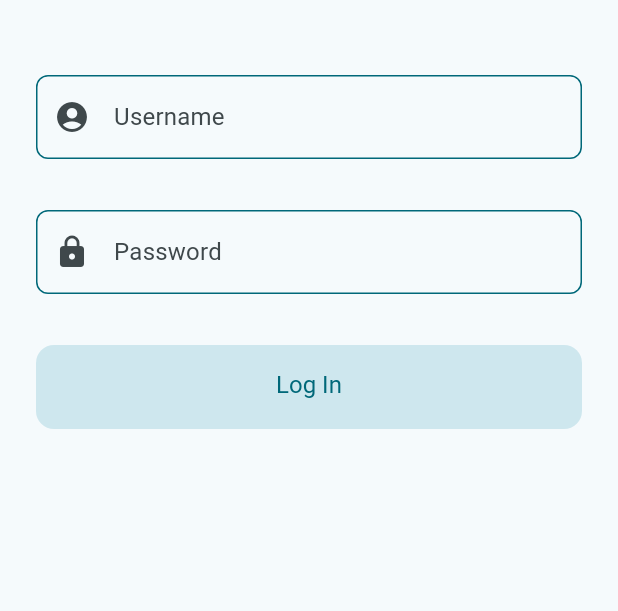
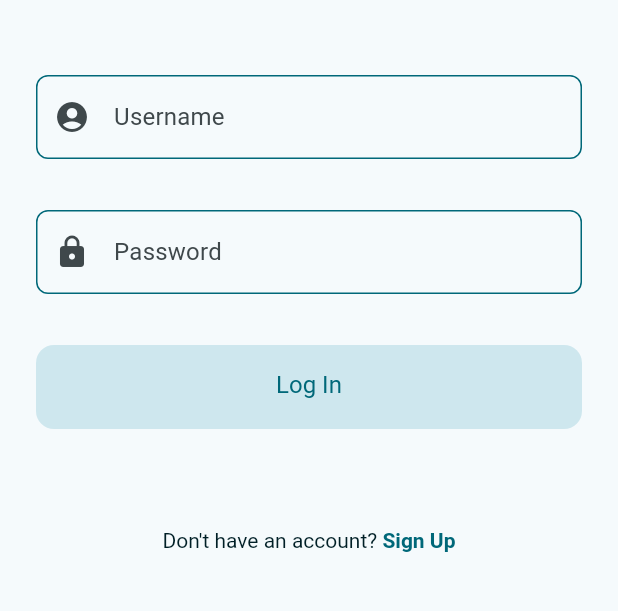
Before and after one commit to Gulced/todoapp_flutter, a Flutter app: the screen it shows after launch, on a phone screen of 412 x 824 dp, the part 375-986 px from its top. Run offline on Flutter 3.47's test engine with Material 3 defaults, Android fonts, the phone set to English and light mode, and no system bars; our stand-ins replace dartz, dio, equatable, flutter_bloc, flutter_secure_storage, flutter_svg and 8 more; generated files the repository leaves out were written again.

Commit message:
LogIn sayfasına Kayıt yapmışsa kayıt yapması için bir TextButton eklendi

```diff
--- a/lib/core/l10n/app_en.arb
+++ b/lib/core/l10n/app_en.arb
@@ -51,9 +51,24 @@
         }
     },
 
+    "authNoAccount": "Don't have an account?",
+    "@authNoAccount": {
+        "description": "Prompt asking if the user doesn't have an account on the LogIn page"
+    },
+
+    "authAlreadyAccount": "Have an account already?",
+    "@authAlreadyAccount": {
+        "description": "Prompt asking if the user already has an account on the SignUp page"
+    },
+
     "authButtonLogIn": "Log In",
     "@authButtonLogIn": {
         "description": "Login button text"
+    },
+
+    "authButtonSignUp": "Sign Up",
+    "@authButtonSignUp": {
+        "description": "Button text for signing up on the SignUp page"
     },
 
     "authButtonLogOut": "Log Out",
--- a/lib/core/l10n/app_tr.arb
+++ b/lib/core/l10n/app_tr.arb
@@ -51,9 +51,24 @@
         }
     },
 
+    "authNoAccount": "Henüz bir hesabın yok mu?",
+    "@authNoAccount": {
+        "description": "Giriş sayfasında kullanıcının hesabı olup olmadığını soran mesaj"
+    },
+
+    "authAlreadyAccount": "Zaten bir hesabın var mı?",
+    "@authAlreadyAccount": {
+        "description": "Kayıt olma sayfasında kullanıcının zaten hesabı olup olmadığını soran mesaj"
+    },
+
     "authButtonLogIn": "Giriş Yap",
     "@authButtonLogIn": {
         "description": "Giriş butonu metni"
+    },
+
+    "authButtonSignUp": "Kaydol",
+    "@authButtonSignUp": {
+        "description": "Kayıt olma sayfasında kayıt olma butonu metni"
     },
 
     "authButtonLogOut": "Çıkış Yap",
--- a/lib/core/widgets/app_button.dart
+++ b/lib/core/widgets/app_elevated_button.dart
@@ -1,6 +1,4 @@
 import 'package:flutter/material.dart';
-
-import '/core/core.dart';
 
 ///
 class AppElevatedButton extends StatelessWidget {
@@ -75,7 +73,7 @@ class AppElevatedButton extends StatelessWidget {
         textStyle: onPressed == null
             ? WidgetStateProperty.all(
                 TextStyle(
-                  color: AppTheme.lightScheme.onSecondary,
+                  color: Theme.of(context).colorScheme.onSecondary,
                 ),
               )
             : WidgetStateProperty.all(
@@ -85,23 +83,23 @@ class AppElevatedButton extends StatelessWidget {
         /// Text'in Rengi
         foregroundColor: onPressed == null
             ? WidgetStateProperty.all(
-                AppTheme.lightScheme.primary,
+                Theme.of(context).colorScheme.primary,
               )
 
             /// Etkin Olduğunda
             : WidgetStateProperty.all(
-                AppTheme.lightScheme.onPrimary,
+                Theme.of(context).colorScheme.onPrimary,
               ),
 
         ///  Butonun Arka Plan rengi
         backgroundColor: onPressed == null
             ? WidgetStateProperty.all(
-                AppTheme.lightScheme.secondaryContainer,
+                Theme.of(context).colorScheme.secondaryContainer,
               )
 
             /// Etkin Olduğunda
             : WidgetStateProperty.all(
-                AppTheme.lightScheme.primary,
+                Theme.of(context).colorScheme.primary,
               ),
 
         /// Buton kenar çizgisinin Style'ı (kalınlık, renk).
--- /dev/null
+++ b/lib/core/widgets/app_text_button.dart
@@ -0,0 +1,48 @@
+import 'package:flutter/material.dart';
+
+class AppTextButton extends StatelessWidget {
+  ///
+  const AppTextButton({
+    required this.onPressed,
+    required this.primaryText,
+    required this.actionText,
+    super.key,
+    this.primaryTextStyle,
+    this.actionTextStyle,
+  });
+
+  ///
+  final VoidCallback onPressed;
+  final String primaryText;
+  final String actionText;
+  final TextStyle? primaryTextStyle;
+  final TextStyle? actionTextStyle;
+
+  @override
+  Widget build(BuildContext context) {
+    return TextButton(
+      ///
+      onPressed: onPressed,
+      child: RichText(
+        text: TextSpan(
+          ///
+          text: '$primaryText ',
+          style: primaryTextStyle ??
+              TextStyle(
+                color: Theme.of(context).colorScheme.onPrimaryContainer,
+              ),
+          children: [
+            TextSpan(
+              text: actionText,
+              style: actionTextStyle ??
+                  TextStyle(
+                    color: Theme.of(context).colorScheme.primary,
+                    fontWeight: FontWeight.bold,
+                  ),
+            ),
+          ],
+        ),
+      ),
+    );
+  }
+}
--- a/lib/core/widgets/app_text_field.dart
+++ b/lib/core/widgets/app_text_field.dart
@@ -1,7 +1,5 @@
 import 'package:flutter/material.dart';
 import 'package:flutter/services.dart';
-
-import '/core/core.dart';
 
 ///
 class AppTextField extends StatelessWidget {
@@ -133,7 +131,7 @@ class AppTextField extends StatelessWidget {
               ),
               enabledBorder: OutlineInputBorder(
                 borderSide: BorderSide(
-                  color: AppTheme.lightScheme.primary,
+                  color: Theme.of(context).colorScheme.primary,
                 ),
                 borderRadius: BorderRadius.circular(8),
               ),
@@ -142,7 +140,7 @@ class AppTextField extends StatelessWidget {
               ),
               focusedBorder: OutlineInputBorder(
                 borderSide: BorderSide(
-                  color: AppTheme.lightScheme.primary,
+                  color: Theme.of(context).colorScheme.primary,
                   width: 2,
                 ),
                 borderRadius: BorderRadius.circular(8),
--- a/lib/core/widgets/widgets.dart
+++ b/lib/core/widgets/widgets.dart
@@ -1,3 +1,4 @@
-export 'app_button.dart';
+export 'app_elevated_button.dart';
+export 'app_text_button.dart';
 export 'app_text_field.dart';
 export 'scrollable_cloumn.dart';
--- a/lib/login/views/login_view.dart
+++ b/lib/login/views/login_view.dart
@@ -57,6 +57,10 @@ class LoginViewBody extends StatelessWidget {
           /// [4] Login Button
           SizedBox(height: 10),
           _LoginButton(),
+
+          /// [5]
+          SizedBox(height: 50),
+          _DontHaveAnAccount(),
         ],
       ),
     );
@@ -157,7 +161,7 @@ class _LoginButton extends StatelessWidget {
 
           final snackBar = SnackBar(
             content: errorText,
-            backgroundColor: AppTheme.lightScheme.error,
+            backgroundColor: Theme.of(context).colorScheme.error,
           );
 
           ScaffoldMessenger.of(context)
@@ -175,7 +179,7 @@ class _LoginButton extends StatelessWidget {
           );
           final snackBar = SnackBar(
             content: successText,
-            backgroundColor: AppTheme.lightScheme.primary,
+            backgroundColor: Theme.of(context).colorScheme.primary,
           );
 
           ScaffoldMessenger.of(context)
@@ -210,7 +214,7 @@ class _LoginButton extends StatelessWidget {
         child: state.status == LoginStatus.loading ||
                 state.status == LoginStatus.authenticated
             ? CircularProgressIndicator(
-                color: AppTheme.lightScheme.onPrimary,
+                color: Theme.of(context).colorScheme.onPrimary,
               )
             : Text(
                 context.translate.authButtonLogIn,
@@ -222,3 +226,18 @@ class _LoginButton extends StatelessWidget {
     );
   }
 }
+
+class _DontHaveAnAccount extends StatelessWidget {
+  const _DontHaveAnAccount();
+
+  @override
+  Widget build(BuildContext context) {
+    return AppTextButton(
+      onPressed: () {
+        /// SignUp sayfası tamamlanınca eklenecek
+      },
+      primaryText: context.translate.authNoAccount,
+      actionText: context.translate.authButtonSignUp,
+    );
+  }
+}
```
